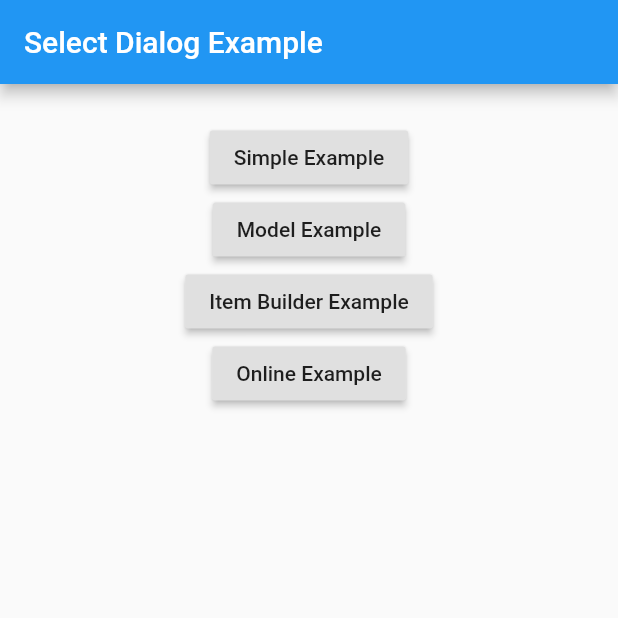
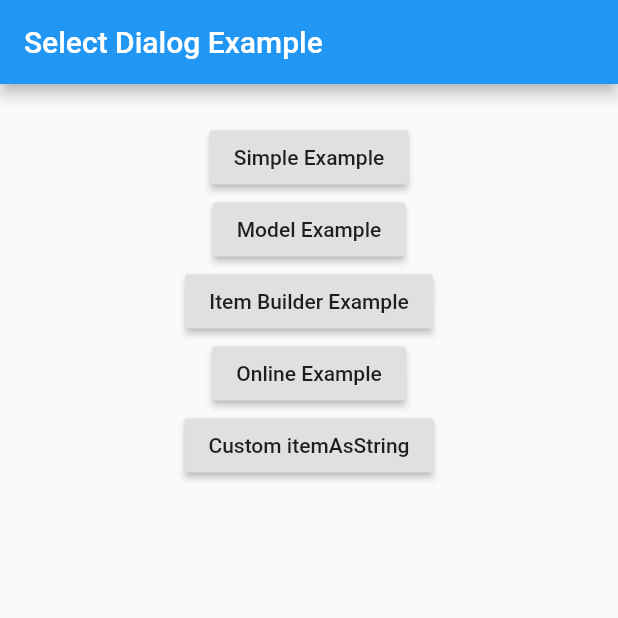
Before and after one commit to davidsdearaujo/select_dialog, a Flutter app: the screen it shows after launch, on a phone screen of 412 x 824 dp, the top half of it. Run offline on Flutter 3.47's test engine with Material 2 defaults, Android fonts, the phone set to English and light mode, and no system bars; our stand-ins replace dio, rxdart.

Commit message:
- Migration to AndroidX - Add method "ItemAsString" to prevent the override of toString method and make possible to work on the same object with different UI

```diff
--- a/example/lib/main.dart
+++ b/example/lib/main.dart
@@ -29,6 +29,7 @@ class _MyHomePageState extends State<MyHomePage> {
   String ex2 = "Model Example";
   UserModel ex3 = UserModel(name: "Item Builder Example");
   UserModel ex4 = UserModel(name: "Online Example");
+  UserModel ex5 = UserModel(name: "Custom itemAsString");
 
   final modelItems = List.generate(
     50,
@@ -139,6 +140,23 @@ class _MyHomePageState extends State<MyHomePage> {
                 );
               },
             ),
+            RaisedButton(
+              child: Text(ex5.name),
+              onPressed: () {
+                SelectDialog.showModal<UserModel>(
+                  context,
+                  itemAsString: UserModel.userAsString,
+                  label: "Online Example with custom itemAsString",
+                  selectedValue: ex5,
+                  onFind: (String filter) => getData(filter),
+                  onChange: (UserModel selected) {
+                    setState(() {
+                      ex5 = selected;
+                    });
+                  },
+                );
+              },
+            )
           ],
         ),
       ),
--- a/lib/select_dialog.dart
+++ b/lib/select_dialog.dart
@@ -3,8 +3,8 @@ library select_dialog;
 import 'package:flutter/material.dart';
 import 'select_bloc.dart';
 
-typedef Widget SelectOneItemBuilderType<T>(
-    BuildContext context, T item, bool isSelected);
+typedef Widget SelectOneItemBuilderType<T>(BuildContext context, T item,
+    bool isSelected);
 
 class SelectDialog<T> extends StatefulWidget {
   final T selectedValue;
@@ -16,6 +16,7 @@ class SelectDialog<T> extends StatefulWidget {
   final InputDecoration searchBoxDecoration;
   final Color backgroundColor;
   final TextStyle titleStyle;
+  final String Function(T item) itemAsString;
 
   const SelectDialog({
     Key key,
@@ -28,6 +29,7 @@ class SelectDialog<T> extends StatefulWidget {
     this.searchBoxDecoration,
     this.backgroundColor = Colors.white,
     this.titleStyle,
+    this.itemAsString
   }) : super(key: key);
 
   static Future<T> showModal<T>(BuildContext context,
@@ -36,6 +38,7 @@ class SelectDialog<T> extends StatefulWidget {
         T selectedValue,
         bool showSearchBox,
         Future<List<T>> Function(String text) onFind,
+        String Function(T item) itemAsString,
         SelectOneItemBuilderType<T> itemBuilder,
         void Function(T) onChange,
         InputDecoration searchBoxDecoration,
@@ -51,6 +54,7 @@ class SelectDialog<T> extends StatefulWidget {
             style: titleStyle,
           ),
           content: SelectDialog<T>(
+              itemAsString: itemAsString,
               selectedValue: selectedValue,
               itemsList: items,
               onChange: onChange,
@@ -74,11 +78,9 @@ class _SelectDialogState<T> extends State<SelectDialog<T>> {
   SelectOneBloc<T> bloc;
   void Function(T) onChange;
 
-  _SelectDialogState(
-    List<T> itemsList,
+  _SelectDialogState(List<T> itemsList,
       this.onChange,
-    Future<List<T>> Function(String text) onFind,
-  ) {
+      Future<List<T>> Function(String text) onFind,) {
     bloc = SelectOneBloc(itemsList, onFind);
   }
 
@@ -91,8 +93,14 @@ class _SelectDialogState<T> extends State<SelectDialog<T>> {
   @override
   Widget build(BuildContext context) {
     return Container(
-      width: MediaQuery.of(context).size.width * .9,
-      height: MediaQuery.of(context).size.height * .7,
+      width: MediaQuery
+          .of(context)
+          .size
+          .width * .9,
+      height: MediaQuery
+          .of(context)
+          .size
+          .height * .7,
       child: Column(
         children: <Widget>[
           if (widget.showSearchBox ?? true)
@@ -133,7 +141,7 @@ class _SelectDialogState<T> extends State<SelectDialog<T>> {
                         );
                       else
                         return ListTile(
-                          title: Text(item.toString()),
+                          title: Text(widget.itemAsString !=null ? widget.itemAsString(item): item.toString()),
                           selected: item == widget.selectedValue,
                           onTap: () {
                             onChange(item);
```
Also changed, not shown: example/lib/user_model.dart (+7 -0 lines), example/pubspec.lock, 2 other files. Lines whose indentation alone changed are shown as unchanged.
